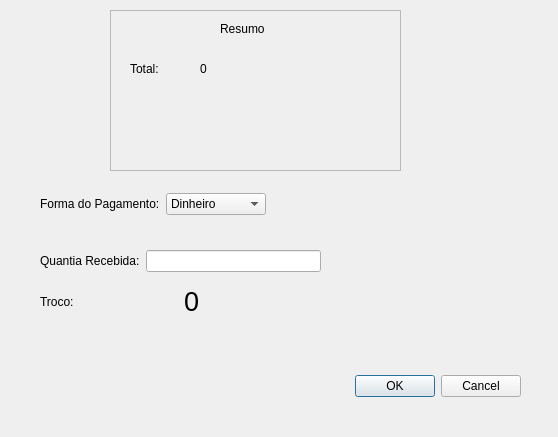
First picture: the form in pagamento.ui, repository GabR36/QEstoqueLoja, before the edit.
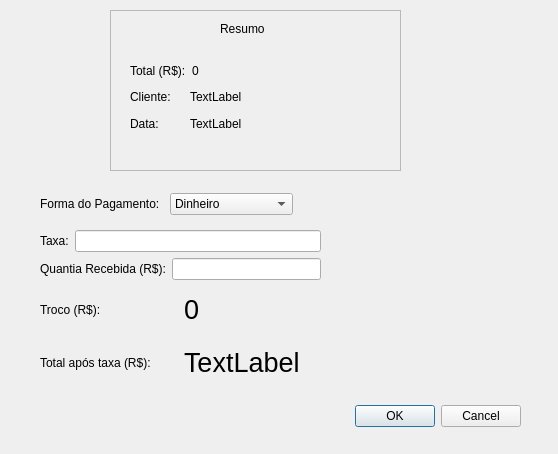
Second picture: the form after the edit.

Commit message:
titulo, taxa e mais detalhes interface pagamento.ui
titulo da janela pagamento, campos para taxa e valor total apos taxa e
cliente e data no resumo do pagamento.

Patch:
```diff
--- a/pagamento.ui
+++ b/pagamento.ui
@@ -7,7 +7,7 @@
     <x>0</x>
     <y>0</y>
     <width>558</width>
-    <height>437</height>
+    <height>454</height>
    </rect>
   </property>
   <property name="windowTitle">
@@ -17,7 +17,7 @@
    <property name="geometry">
     <rect>
      <x>180</x>
-     <y>370</y>
+     <y>400</y>
      <width>341</width>
      <height>32</height>
     </rect>
@@ -37,7 +37,7 @@
     <rect>
      <x>40</x>
      <y>190</y>
-     <width>226</width>
+     <width>253</width>
      <height>28</height>
     </rect>
    </property>
@@ -84,18 +84,36 @@
    <property name="geometry">
     <rect>
      <x>40</x>
-     <y>250</y>
+     <y>230</y>
      <width>281</width>
-     <height>75</height>
+     <height>156</height>
     </rect>
    </property>
    <layout class="QVBoxLayout" name="verticalLayout">
+    <item>
+     <layout class="QHBoxLayout" name="horizontalLayout_8">
+      <item>
+       <layout class="QHBoxLayout" name="horizontalLayout_9">
+        <item>
+         <widget class="QLabel" name="label_8">
+          <property name="text">
+           <string>Taxa:</string>
+          </property>
+         </widget>
+        </item>
+        <item>
+         <widget class="QLineEdit" name="Ledit_Taxa"/>
+        </item>
+       </layout>
+      </item>
+     </layout>
+    </item>
     <item>
      <layout class="QHBoxLayout" name="horizontalLayout_3">
       <item>
        <widget class="QLabel" name="label_2">
         <property name="text">
-         <string>Quantia Recebida:</string>
+         <string>Quantia Recebida (R$):</string>
         </property>
        </widget>
       </item>
@@ -109,7 +127,7 @@
       <item>
        <widget class="QLabel" name="label_3">
         <property name="text">
-         <string>Troco:</string>
+         <string>Troco (R$):</string>
         </property>
        </widget>
       </item>
@@ -127,6 +145,29 @@
       </item>
      </layout>
     </item>
+    <item>
+     <layout class="QHBoxLayout" name="horizontalLayout_7">
+      <item>
+       <widget class="QLabel" name="label_10">
+        <property name="text">
+         <string>Total após taxa (R$):</string>
+        </property>
+       </widget>
+      </item>
+      <item>
+       <widget class="QLabel" name="Lbl_TotalTaxa">
+        <property name="font">
+         <font>
+          <pointsize>20</pointsize>
+         </font>
+        </property>
+        <property name="text">
+         <string>TextLabel</string>
+        </property>
+       </widget>
+      </item>
+     </layout>
+    </item>
    </layout>
   </widget>
   <widget class="QFrame" name="frame">
@@ -157,31 +198,71 @@
      <string>Resumo</string>
     </property>
    </widget>
-   <widget class="QLabel" name="label_5">
+   <widget class="QWidget" name="">
     <property name="geometry">
      <rect>
       <x>20</x>
       <y>50</y>
-      <width>58</width>
-      <height>18</height>
+      <width>114</width>
+      <height>74</height>
      </rect>
     </property>
-    <property name="text">
-     <string>Total:</string>
-    </property>
-   </widget>
-   <widget class="QLabel" name="Lbl_ResumoTotal">
-    <property name="geometry">
-     <rect>
-      <x>90</x>
-      <y>50</y>
-      <width>58</width>
-      <height>18</height>
-     </rect>
-    </property>
-    <property name="text">
-     <string>0</string>
-    </property>
+    <layout class="QVBoxLayout" name="verticalLayout_2">
+     <item>
+      <layout class="QHBoxLayout" name="horizontalLayout_4">
+       <item>
+        <widget class="QLabel" name="label_5">
+         <property name="text">
+          <string>Total (R$):</string>
+         </property>
+        </widget>
+       </item>
+       <item>
+        <widget class="QLabel" name="Lbl_ResumoTotal">
+         <property name="text">
+          <string>0</string>
+         </property>
+        </widget>
+       </item>
+      </layout>
+     </item>
+     <item>
+      <layout class="QHBoxLayout" name="horizontalLayout_5">
+       <item>
+        <widget class="QLabel" name="label_6">
+         <property name="text">
+          <string>Cliente:</string>
+         </property>
+        </widget>
+       </item>
+       <item>
+        <widget class="QLabel" name="Lbl_ResumoCliente">
+         <property name="text">
+          <string>TextLabel</string>
+         </property>
+        </widget>
+       </item>
+      </layout>
+     </item>
+     <item>
+      <layout class="QHBoxLayout" name="horizontalLayout_6">
+       <item>
+        <widget class="QLabel" name="label_7">
+         <property name="text">
+          <string>Data:</string>
+         </property>
+        </widget>
+       </item>
+       <item>
+        <widget class="QLabel" name="Lbl_ResumoData">
+         <property name="text">
+          <string>TextLabel</string>
+         </property>
+        </widget>
+       </item>
+      </layout>
+     </item>
+    </layout>
    </widget>
   </widget>
  </widget>
```
Left out of the diff: 2 changed lines with no effect on the pictures.
